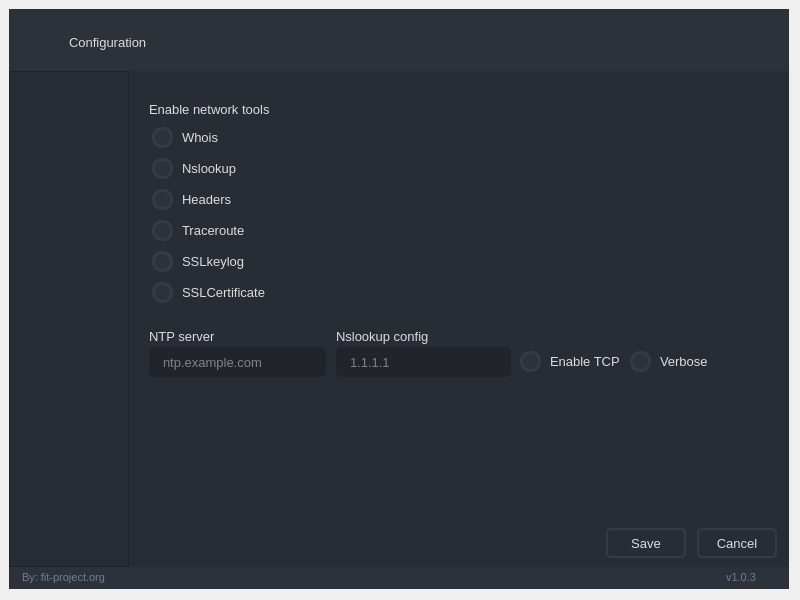
The window that fit_configurations/ui/configuration.ui (fit-project/fit-configurations) describes before a commit, drawn with Qt 5.
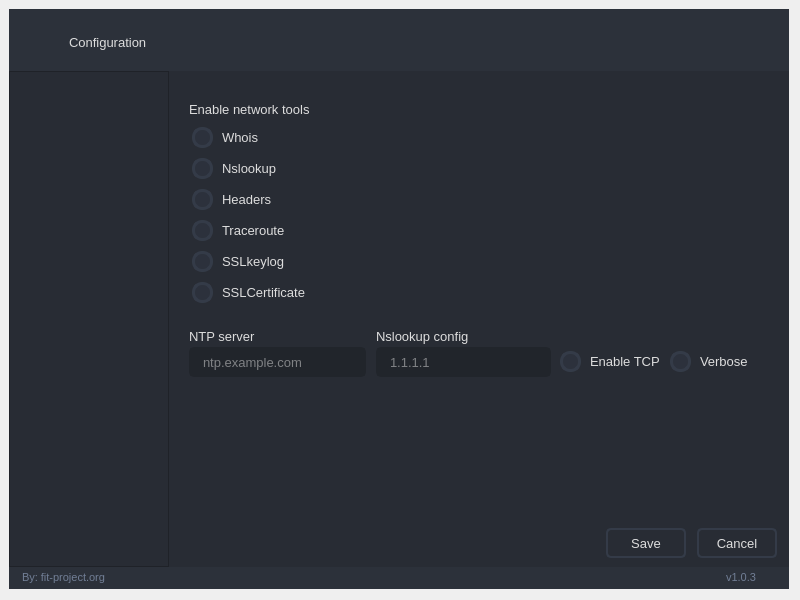
The same window after the commit. The open tabs and pages were chosen to show the change. Icons and pictures are not drawn.

Commit message: TBD verify

Diff of the .ui file:
```diff
--- a/fit_configurations/ui/configuration.ui
+++ b/fit_configurations/ui/configuration.ui
@@ -649,7 +649,7 @@
                   </property>
                   <property name="maximumSize">
                    <size>
-                    <width>120</width>
+                    <width>160</width>
                     <height>16777215</height>
                    </size>
                   </property>
```
Left out of the diff: 2 changed lines with no effect on the pictures.
